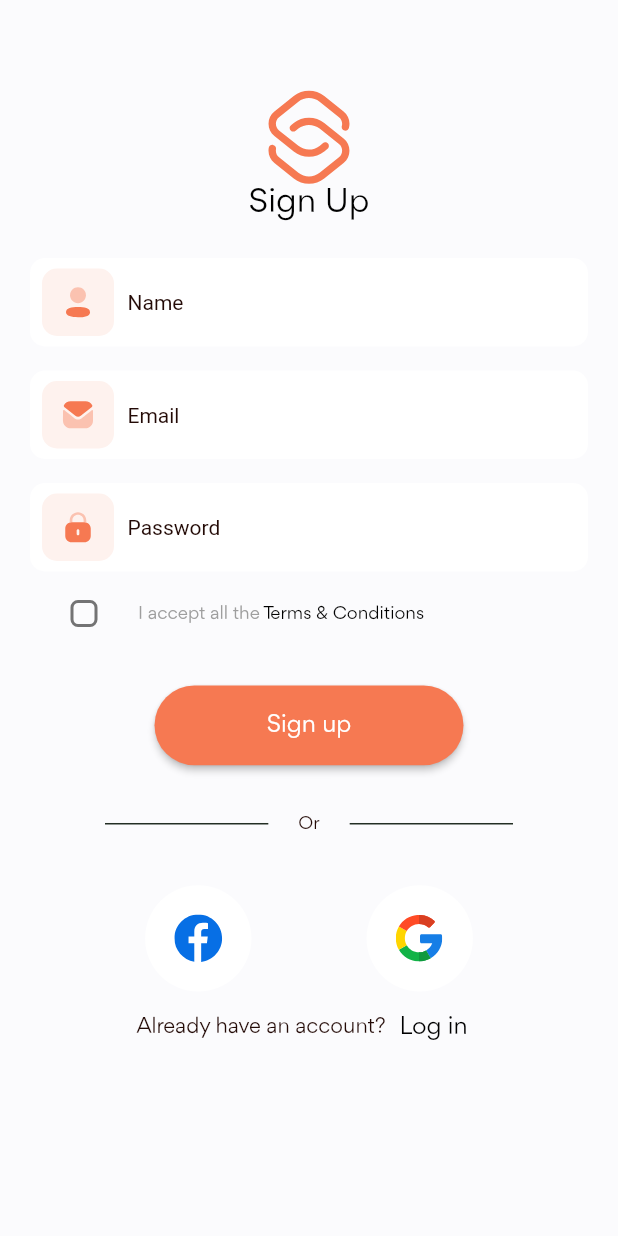
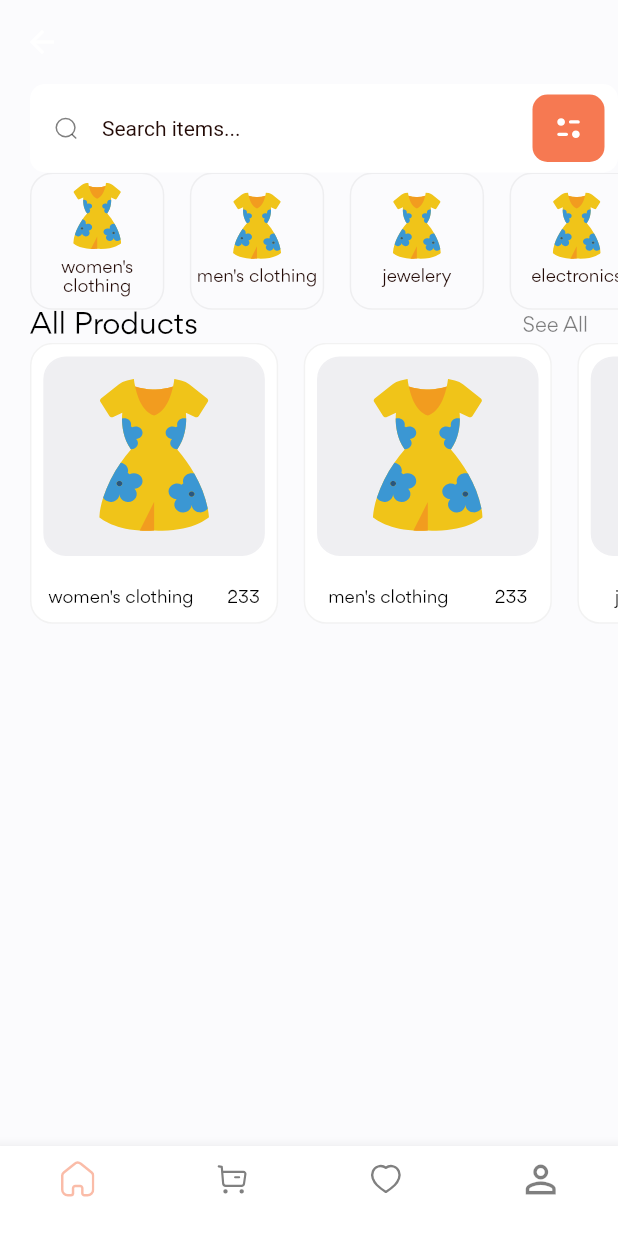
Before and after one commit to GreatGodson/ice_app, a Flutter app: the SignUpScreen screen opened directly, after a tap on "Sign up", on a phone screen of 412 x 824 dp. Run offline on Flutter 3.47's test engine with Material 2 defaults, Android fonts, the phone set to English and light mode, and no system bars; our stand-ins replace flutter_riverpod, flutter_svg.

Commit message:
UI:add home screen

```diff
--- a/lib/app/modules/authentication/views/screens/signup_screen.dart
+++ b/lib/app/modules/authentication/views/screens/signup_screen.dart
@@ -1,6 +1,8 @@
 import 'package:flutter/material.dart';
 import 'package:flutter_riverpod/flutter_riverpod.dart';
 import 'package:flutter_svg/flutter_svg.dart';
+import 'package:iec_app/app/modules/home/views/screens/home_screen.dart';
+import 'package:iec_app/app/modules/wrapper/views/bottom_nav_bar.dart';
 import 'package:iec_app/app/shared/utils/theme/app_color.dart';
 import 'package:iec_app/app/shared/views/widgets/buttons/primary_button.dart';
 import 'package:iec_app/app/shared/views/widgets/custom_divider.dart';
@@ -141,20 +143,17 @@ class _SignUpScreenState extends ConsumerState<SignUpScreen> {
                                               fontSize: 12))
                                     ],
                                   ),
-                                )
-                                // const TextWidget(
-                                //     text: 'I accept all the Terms & Conditions',
-                                //     color: AppColor.darkTextColor,
-                                //     fontWeight: FontWeight.w400,
-                                //     fontSize: 12)
-                                ),
+                                )),
                           ),
                         ],
                       )),
                 ),
                 PrimaryButton(
                   title: 'Sign up',
-                  onPressed: () {},
+                  onPressed: () {
+                    Navigator.of(context).push(MaterialPageRoute(
+                        builder: (_) => const BottomNavBarWidget()));
+                  },
                 ),
                 Padding(
                   padding: const EdgeInsets.only(top: 31, bottom: 33),
--- /dev/null
+++ b/lib/app/modules/home/views/screens/home_screen.dart
@@ -0,0 +1,174 @@
+import 'package:flutter/material.dart';
+import 'package:flutter_riverpod/flutter_riverpod.dart';
+import 'package:flutter_svg/flutter_svg.dart';
+import 'package:iec_app/app/shared/utils/theme/app_color.dart';
+import 'package:iec_app/app/shared/views/widgets/custom_text_widget.dart';
+import 'package:iec_app/app/shared/views/widgets/text_field/search_textfield.dart';
+
+class HomeScreen extends ConsumerStatefulWidget {
+  const HomeScreen({Key? key}) : super(key: key);
+
+  @override
+  ConsumerState<HomeScreen> createState() => _HomeScreenState();
+}
+
+class _HomeScreenState extends ConsumerState<HomeScreen> {
+  List<ProductCategories> categories = [
+    ProductCategories(
+        categoryName: 'women\'s clothing', categoryImageName: 'dress'),
+    ProductCategories(
+        categoryName: 'men\'s clothing', categoryImageName: 'dress'),
+    ProductCategories(categoryName: 'jewelery', categoryImageName: 'dress'),
+    ProductCategories(categoryName: 'electronics', categoryImageName: 'dress')
+  ];
+  @override
+  Widget build(BuildContext context) {
+    Size size = MediaQuery.of(context).size;
+    return Scaffold(
+        backgroundColor: AppColor.scaffoldBackgroundColor,
+        appBar: AppBar(
+          backgroundColor: AppColor.scaffoldBackgroundColor,
+          elevation: 0.0,
+        ),
+        body: ListView(
+          padding: const EdgeInsets.only(left: 20),
+          children: [
+            SearchTextField(
+              size: size,
+              onChanged: (val) {},
+              prefixIconName: 'search',
+              suffixIconName: 'searchButtonIcon',
+              hintText: 'Search items...',
+            ),
+            SizedBox(
+              height: size.height / 9,
+              child: ListView.builder(
+                scrollDirection: Axis.horizontal,
+                itemCount: categories.length,
+                itemBuilder: (context, index) {
+                  return Padding(
+                    padding: const EdgeInsets.only(right: 17),
+                    child: Container(
+                      width: size.width / 4.6,
+                      decoration: BoxDecoration(
+                          borderRadius: BorderRadius.circular(15),
+                          border: Border.all(
+                              color: AppColor.categoryCardBorderColor)),
+                      child: Column(
+                        mainAxisAlignment: MainAxisAlignment.center,
+                        children: [
+                          SvgPicture.asset(
+                            'assets/svgs/${categories[index].categoryImageName}.svg',
+                            height: 45,
+                          ),
+                          Padding(
+                            padding: const EdgeInsets.only(top: 5, bottom: 2),
+                            child: TextWidget(
+                                textAlign: TextAlign.center,
+                                fontWeight: FontWeight.w500,
+                                color: AppColor.darkTextColor,
+                                fontSize: 12,
+                                text: categories[index].categoryName),
+                          )
+                        ],
+                      ),
+                    ),
+                  );
+                },
+              ),
+            ),
+            Padding(
+              padding: const EdgeInsets.only(right: 20),
+              child: Row(
+                mainAxisAlignment: MainAxisAlignment.spaceBetween,
+                children: const [
+                  TextWidget(
+                      fontWeight: FontWeight.w500,
+                      color: AppColor.blackColor,
+                      fontSize: 20,
+                      text: 'All Products'),
+                  TextWidget(
+                      fontWeight: FontWeight.w400,
+                      color: AppColor.brightTextColor,
+                      fontSize: 14,
+                      text: 'See All')
+                ],
+              ),
+            ),
+            SizedBox(
+              height: size.height / 4.4,
+              // height: 190,
+              child: ListView.builder(
+                scrollDirection: Axis.horizontal,
+                itemCount: categories.length,
+                itemBuilder: (context, index) {
+                  return Padding(
+                    padding: const EdgeInsets.only(right: 17),
+                    child: Container(
+                      width: size.width / 2.49,
+                      decoration: BoxDecoration(
+                          color: AppColor.whiteColor,
+                          borderRadius: BorderRadius.circular(15),
+                          border: Border.all(
+                              color: AppColor.categoryCardBorderColor)),
+                      child: Column(
+                        mainAxisAlignment: MainAxisAlignment.spaceAround,
+                        children: [
+                          Container(
+                            // height: size.height / 5.3,
+                            height: 133,
+                            width: size.width / 2.79,
+
+                            decoration: BoxDecoration(
+                                borderRadius: BorderRadius.circular(15),
+                                color: AppColor.productBackgroundColor,
+                                border: Border.all(
+                                    color: AppColor.productBackgroundColor)),
+                            child: Column(
+                              mainAxisAlignment: MainAxisAlignment.center,
+                              children: [
+                                SvgPicture.asset(
+                                  'assets/svgs/${categories[index].categoryImageName}.svg',
+                                  height: size.height / 8,
+                                ),
+                              ],
+                            ),
+                          ),
+                          Padding(
+                            padding: const EdgeInsets.only(top: 5, bottom: 2),
+                            child: Row(
+                              mainAxisAlignment: MainAxisAlignment.spaceAround,
+                              children: [
+                                TextWidget(
+                                    textAlign: TextAlign.center,
+                                    fontWeight: FontWeight.w400,
+                                    color: AppColor.blackColor,
+                                    fontSize: 12,
+                                    text: categories[index].categoryName),
+                                TextWidget(
+                                    textAlign: TextAlign.center,
+                                    fontWeight: FontWeight.w500,
+                                    color: AppColor.blackColor,
+                                    fontSize: 12,
+                                    text: '233')
+                              ],
+                            ),
+                          )
+                        ],
+                      ),
+                    ),
+                  );
+                },
+              ),
+            ),
+          ],
+        ));
+  }
+}
+
+class ProductCategories {
+  ProductCategories(
+      {required this.categoryName, required this.categoryImageName});
+  final String categoryName;
+  final String categoryImageName;
+}
--- /dev/null
+++ b/lib/app/modules/wrapper/views/bottom_nav_bar.dart
@@ -0,0 +1,101 @@
+import 'package:flutter/material.dart';
+import 'package:flutter_riverpod/flutter_riverpod.dart';
+import 'package:flutter_svg/flutter_svg.dart';
+import 'package:iec_app/app/modules/home/views/screens/home_screen.dart';
+import 'package:iec_app/app/shared/utils/theme/app_color.dart';
+
+final currentIndexProvider = StateProvider((ref) => 0);
+
+class BottomNavBarWidget extends ConsumerStatefulWidget {
+  const BottomNavBarWidget({Key? key}) : super(key: key);
+
+  @override
+  ConsumerState<BottomNavBarWidget> createState() => _BottomNavBarWidgetState();
+}
+
+class _BottomNavBarWidgetState extends ConsumerState<BottomNavBarWidget> {
+  final screens = [
+    const HomeScreen(),
+    const HomeScreen(),
+    const HomeScreen(),
+    const HomeScreen(),
+  ];
+  @override
+  Widget build(BuildContext context) {
+    final currentIndex = ref.watch(currentIndexProvider);
+    return WillPopScope(
+      onWillPop: () async => false,
+      child: Scaffold(
+        body: IndexedStack(
+          index: currentIndex,
+          children: screens,
+        ),
+        bottomNavigationBar: BottomNavigationBar(
+          type: BottomNavigationBarType.fixed,
+          backgroundColor: AppColor.whiteColor,
+          selectedItemColor: AppColor.blackColor,
+          unselectedItemColor: AppColor.brightTextColor,
+          iconSize: 30.0,
+          currentIndex: currentIndex,
+          onTap: (index) {
+            ref.read(currentIndexProvider.state).state = index;
+          },
+          items: [
+            BottomNavigationBarItem(
+              icon: SvgPicture.asset(
+                'assets/svgs/home.svg',
+                height: 24,
+                width: 24,
+              ),
+              activeIcon: SvgPicture.asset(
+                'assets/svgs/home.svg',
+                height: 24,
+                width: 24,
+                color: AppColor.primaryColor,
+              ),
+              label: '',
+            ),
+            BottomNavigationBarItem(
+              icon: SvgPicture.asset(
+                'assets/svgs/cart.svg',
+                height: 24,
+                width: 24,
+              ),
+              activeIcon: SvgPicture.asset(
+                'assets/svgs/cart.svg',
+                height: 24,
+                width: 24,
+                color: AppColor.primaryColor,
+              ),
+              label: '',
+            ),
+            BottomNavigationBarItem(
+              icon: SvgPicture.asset(
+                'assets/svgs/heart.svg',
+                height: 24,
+                width: 24,
+              ),
+              activeIcon: SvgPicture.asset(
+                'assets/svgs/heart.svg',
+                height: 24,
+                width: 24,
+                color: AppColor.primaryColor,
+              ),
+              label: '',
+            ),
+            const BottomNavigationBarItem(
+              icon: Icon(
+                Icons.person_outline,
+              ),
+              activeIcon: Icon(
+                Icons.person_outline,
+                color: AppColor.primaryColor,
+              ),
+              label: '',
+            ),
+          ],
+        ),
+      ),
+    );
+  }
+}
--- a/lib/app/shared/utils/theme/app_color.dart
+++ b/lib/app/shared/utils/theme/app_color.dart
@@ -9,4 +9,7 @@ class AppColor {
   static const Color blackColor = Color(0XFF000000);
   static const Color dividerColor = Color(0XFF232E24);
   static const Color brightPrimaryColor = Color.fromRGBO(246, 121, 82, 0.1);
+  static const Color categoryCardBorderColor = Color.fromRGBO(0, 0, 0, 0.05);
+  static const Color brightTextColor = Color.fromRGBO(0, 0, 0, 0.5);
+  static const Color productBackgroundColor = Color(0XFFEFEFF2);
 }
--- a/lib/app/shared/views/widgets/custom_text_widget.dart
+++ b/lib/app/shared/views/widgets/custom_text_widget.dart
@@ -6,18 +6,21 @@ class TextWidget extends StatelessWidget {
       required this.fontWeight,
       required this.color,
       required this.fontSize,
-      required this.text})
+      required this.text,
+      this.textAlign})
       : super(key: key);
 
   final String text;
   final Color color;
   final FontWeight fontWeight;
   final double fontSize;
+  final TextAlign? textAlign;
 
   @override
   Widget build(BuildContext context) {
     return Text(
       text,
+      textAlign: textAlign ?? TextAlign.start,
       style: TextStyle(
         fontWeight: fontWeight,
         fontSize: fontSize,
--- /dev/null
+++ b/lib/app/shared/views/widgets/text_field/search_textfield.dart
@@ -0,0 +1,83 @@
+import 'package:flutter/material.dart';
+import 'package:flutter_svg/flutter_svg.dart';
+import 'package:iec_app/app/shared/utils/styles/text_styles.dart';
+import 'package:iec_app/app/shared/utils/theme/app_color.dart';
+
+class SearchTextField extends StatelessWidget {
+  const SearchTextField(
+      {Key? key,
+      required this.size,
+      required this.onChanged,
+      this.autofocus,
+      this.borderColor,
+      this.initialValue,
+      this.hintText,
+      this.textInputType,
+      required this.prefixIconName,
+      required this.suffixIconName})
+      : super(key: key);
+
+  final Size size;
+  final Function(String) onChanged;
+  final bool? autofocus;
+  final Color? borderColor;
+  final String? initialValue;
+  final String? hintText;
+  final TextInputType? textInputType;
+  final String prefixIconName;
+  final String suffixIconName;
+
+  @override
+  Widget build(BuildContext context) {
+    return TextFormField(
+      maxLines: 1,
+      keyboardType: textInputType ?? TextInputType.text,
+      autofocus: autofocus ?? false,
+      style: textFormTextStyle,
+      onChanged: onChanged,
+      initialValue: initialValue ?? '',
+      cursorColor: AppColor.blackColor,
+      decoration: InputDecoration(
+        hintText: hintText ?? '',
+        hintStyle: hintTextFieldTextStyle,
+        fillColor: AppColor.whiteColor,
+        filled: true,
+        border: OutlineInputBorder(
+          borderRadius: BorderRadius.circular(10),
+          borderSide: BorderSide.none,
+        ),
+        focusedBorder: OutlineInputBorder(
+          borderRadius: BorderRadius.circular(10),
+          borderSide: const BorderSide(color: AppColor.primaryColor),
+        ),
+        prefixStyle: textFormTextStyle,
+        prefixIcon: Column(
+          mainAxisAlignment: MainAxisAlignment.center,
+          children: [
+            SvgPicture.asset(
+              'assets/svgs/$prefixIconName.svg',
+            ),
+          ],
+        ),
+        suffixIcon: Padding(
+          padding: const EdgeInsets.only(left: 8, right: 9, top: 6, bottom: 6),
+          child: Container(
+            width: 48,
+            height: 45,
+            decoration: const BoxDecoration(
+                color: AppColor.primaryColor,
+                borderRadius: BorderRadius.all(Radius.circular(10))),
+            child: Column(
+              mainAxisAlignment: MainAxisAlignment.center,
+              children: [
+                SvgPicture.asset(
+                  'assets/svgs/$suffixIconName.svg',
+                ),
+              ],
+            ),
+          ),
+        ),
+      ),
+    );
+  }
+}
```
Also changed, not shown: assets/svgs/cart.svg (added), assets/svgs/dress.svg (added), assets/svgs/heart.svg (added), assets/svgs/home.svg (added), assets/svgs/profileBackground.svg (added), assets/svgs/search.svg (added), assets/svgs/searchButtonIcon.svg (added).
